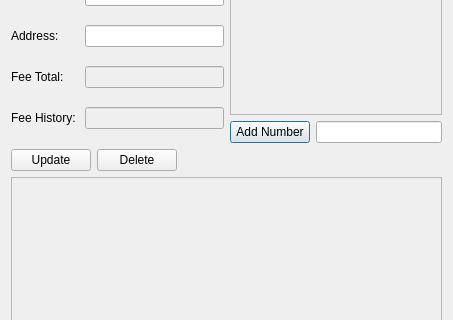
This is BorrowerEntryDialog.ui in Ben-Roscoe/Library-System as Qt 5 draws it before an edit; both pictures show x 0 to 453 and y 81 to 401 of the 453 by 510 pixel window. The edited form follows.
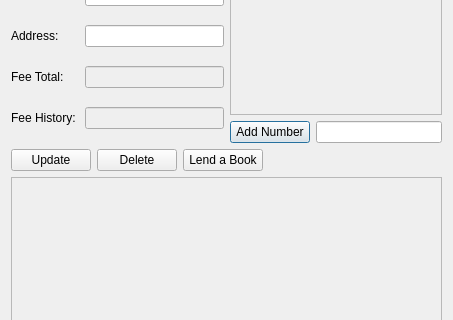
This is the edited form.

Commit message: can lend books

What changed in the file:
```diff
--- a/BorrowerEntryDialog.ui
+++ b/BorrowerEntryDialog.ui
@@ -158,6 +158,13 @@
          </property>
         </widget>
        </item>
+       <item>
+        <widget class="QPushButton" name="lendBookButton">
+         <property name="text">
+          <string>Lend a Book</string>
+         </property>
+        </widget>
+       </item>
        <item>
         <spacer name="horizontalSpacer">
          <property name="orientation">
```
The commit also changes 26 other files.
